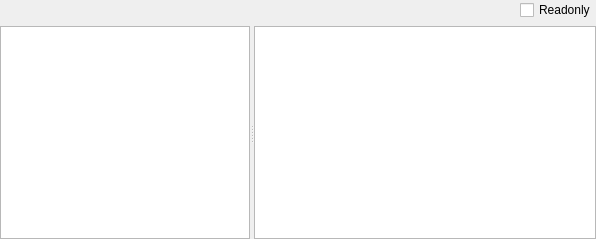
First picture: the form in ELF/elfwidget.ui, repository horsicq/FormatWidgets, before the edit.
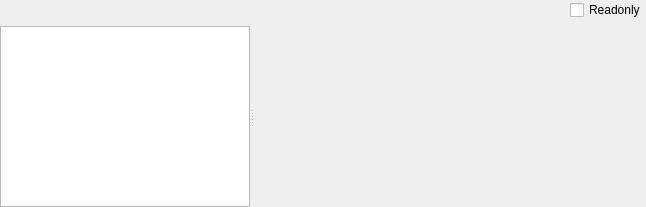
Second picture: the form after the edit. Custom widgets are drawn as their Qt base class.

```diff
--- a/ELF/elfwidget.ui
+++ b/ELF/elfwidget.ui
@@ -6,8 +6,8 @@
    <rect>
     <x>0</x>
     <y>0</y>
-    <width>596</width>
-    <height>239</height>
+    <width>646</width>
+    <height>207</height>
    </rect>
   </property>
   <property name="windowTitle">
@@ -81,6 +81,25 @@
       </column>
      </widget>
      <widget class="QStackedWidget" name="stackedWidgetInfo">
+      <widget class="QWidget" name="page_HEX">
+       <layout class="QVBoxLayout" name="verticalLayout_2">
+        <property name="leftMargin">
+         <number>0</number>
+        </property>
+        <property name="topMargin">
+         <number>0</number>
+        </property>
+        <property name="rightMargin">
+         <number>0</number>
+        </property>
+        <property name="bottomMargin">
+         <number>0</number>
+        </property>
+        <item>
+         <widget class="QHexViewWidget" name="widgetHex" native="true"/>
+        </item>
+       </layout>
+      </widget>
       <widget class="QWidget" name="page_Elf_Ehdr">
        <layout class="QVBoxLayout" name="verticalLayout_3">
         <property name="spacing">
@@ -127,6 +146,14 @@
    </item>
   </layout>
  </widget>
+ <customwidgets>
+  <customwidget>
+   <class>QHexViewWidget</class>
+   <extends>QWidget</extends>
+   <header>qhexviewwidget.h</header>
+   <container>1</container>
+  </customwidget>
+ </customwidgets>
  <resources/>
  <connections/>
 </ui>
```
